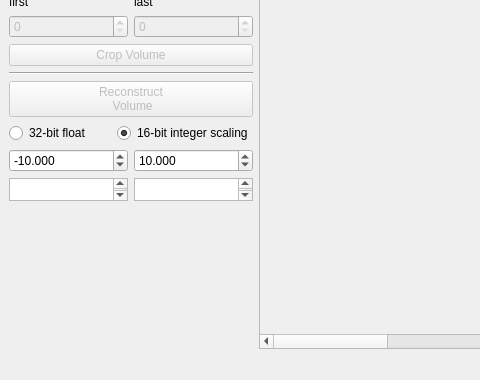
First picture: the form in BAMline_on_the_fly_CT/on_the_fly_CT_tester.ui, repository HMarkoetter/BAMline_CT_preview_RECO, before the edit; both pictures show x 0 to 480 and y 373 to 753 of the 974 by 753 pixel window.
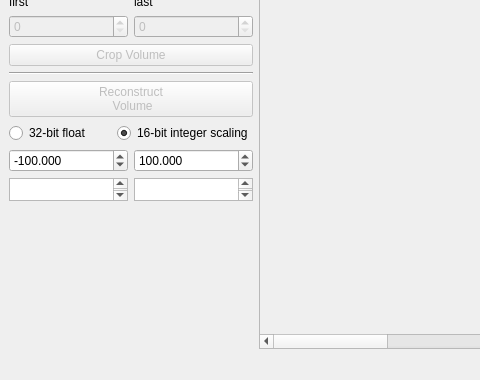
Second picture: the form after the edit.

Commit message: on-the-fly CT-Tester: - dropping any projections exceeding 360 or 180 deg

What changed in the file:
```diff
--- a/BAMline_on_the_fly_CT/on_the_fly_CT_tester.ui
+++ b/BAMline_on_the_fly_CT/on_the_fly_CT_tester.ui
@@ -216,7 +216,7 @@
        <double>65535.000000000000000</double>
       </property>
       <property name="value">
-       <double>-10.000000000000000</double>
+       <double>-100.000000000000000</double>
       </property>
      </widget>
     </item>
@@ -232,7 +232,7 @@
        <double>65535.000000000000000</double>
       </property>
       <property name="value">
-       <double>10.000000000000000</double>
+       <double>100.000000000000000</double>
       </property>
      </widget>
     </item>
```
The commit also changes 1 other file.
